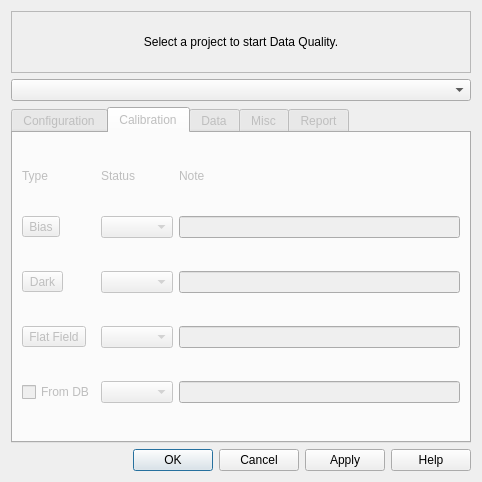
First picture: the form in dataquality.ui, repository tribeiro/soarlog, before the edit.
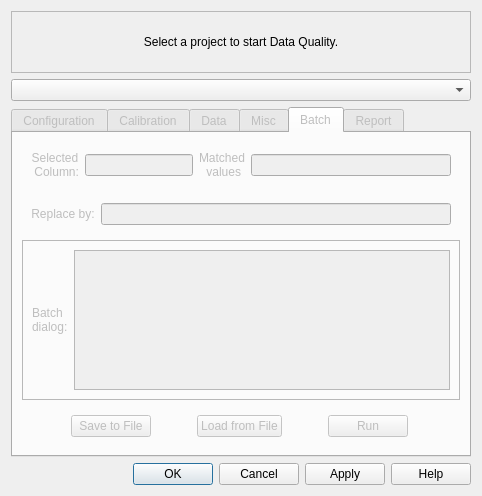
Second picture: the form after the edit. The open tabs and pages were chosen to show the change.

Patch:
```diff
--- a/dataquality.ui
+++ b/dataquality.ui
@@ -7,7 +7,7 @@
     <x>0</x>
     <y>0</y>
     <width>482</width>
-    <height>482</height>
+    <height>496</height>
    </rect>
   </property>
   <property name="sizePolicy">
@@ -142,23 +142,20 @@
          <string>Calibration</string>
         </attribute>
         <layout class="QGridLayout" name="gridLayout_3">
-         <item row="4" column="1">
-          <widget class="QComboBox" name="comboFromDB"/>
-         </item>
-         <item row="1" column="1">
-          <widget class="QComboBox" name="comboBias">
-           <property name="sizePolicy">
-            <sizepolicy hsizetype="Maximum" vsizetype="Fixed">
-             <horstretch>0</horstretch>
-             <verstretch>0</verstretch>
-            </sizepolicy>
-           </property>
-          </widget>
-         </item>
-         <item row="3" column="1">
+         <item row="3" column="2">
           <widget class="QComboBox" name="comboFlatField">
            <property name="sizePolicy">
-            <sizepolicy hsizetype="Maximum" vsizetype="Fixed">
+            <sizepolicy hsizetype="Fixed" vsizetype="Fixed">
+             <horstretch>0</horstretch>
+             <verstretch>0</verstretch>
+            </sizepolicy>
+           </property>
+          </widget>
+         </item>
+         <item row="4" column="2">
+          <widget class="QComboBox" name="comboFromDB">
+           <property name="sizePolicy">
+            <sizepolicy hsizetype="Fixed" vsizetype="Fixed">
              <horstretch>0</horstretch>
              <verstretch>0</verstretch>
             </sizepolicy>
@@ -166,28 +163,38 @@
           </widget>
          </item>
          <item row="1" column="2">
+          <widget class="QComboBox" name="comboBias">
+           <property name="sizePolicy">
+            <sizepolicy hsizetype="Fixed" vsizetype="Fixed">
+             <horstretch>0</horstretch>
+             <verstretch>0</verstretch>
+            </sizepolicy>
+           </property>
+          </widget>
+         </item>
+         <item row="1" column="3">
           <widget class="QLineEdit" name="lineEditBias"/>
          </item>
-         <item row="3" column="2">
+         <item row="3" column="3">
           <widget class="QLineEdit" name="lineEditFlatField"/>
          </item>
-         <item row="4" column="2">
+         <item row="4" column="3">
           <widget class="QLineEdit" name="lineEditFromDB"/>
          </item>
-         <item row="2" column="1">
-          <widget class="QComboBox" name="comboDark">
-           <property name="sizePolicy">
-            <sizepolicy hsizetype="Maximum" vsizetype="Fixed">
-             <horstretch>0</horstretch>
-             <verstretch>0</verstretch>
-            </sizepolicy>
-           </property>
-          </widget>
-         </item>
          <item row="2" column="2">
+          <widget class="QComboBox" name="comboDark">
+           <property name="sizePolicy">
+            <sizepolicy hsizetype="Fixed" vsizetype="Fixed">
+             <horstretch>0</horstretch>
+             <verstretch>0</verstretch>
+            </sizepolicy>
+           </property>
+          </widget>
+         </item>
+         <item row="2" column="3">
           <widget class="QLineEdit" name="lineEditDark"/>
          </item>
-         <item row="0" column="2">
+         <item row="0" column="3">
           <widget class="QLabel" name="label_6">
            <property name="sizePolicy">
             <sizepolicy hsizetype="Preferred" vsizetype="Maximum">
@@ -198,9 +205,12 @@
            <property name="text">
             <string>Note</string>
            </property>
+           <property name="alignment">
+            <set>Qt::AlignCenter</set>
+           </property>
           </widget>
          </item>
-         <item row="0" column="1">
+         <item row="0" column="2">
           <widget class="QLabel" name="label_7">
            <property name="sizePolicy">
             <sizepolicy hsizetype="Preferred" vsizetype="Maximum">
@@ -211,6 +221,9 @@
            <property name="text">
             <string>Status</string>
            </property>
+           <property name="alignment">
+            <set>Qt::AlignCenter</set>
+           </property>
           </widget>
          </item>
          <item row="0" column="0">
@@ -224,10 +237,16 @@
            <property name="text">
             <string>Type</string>
            </property>
+           <property name="alignment">
+            <set>Qt::AlignCenter</set>
+           </property>
           </widget>
          </item>
          <item row="1" column="0">
           <widget class="QToolButton" name="Bias">
+           <property name="layoutDirection">
+            <enum>Qt::LeftToRight</enum>
+           </property>
            <property name="text">
             <string>Bias</string>
            </property>
@@ -372,8 +391,14 @@
           </widget>
          </item>
          <item row="1" column="0">
-          <widget class="QWidget" name="widget" native="true">
-           <layout class="QHBoxLayout" name="horizontalLayout_2">
+          <widget class="QFrame" name="frame_6">
+           <property name="frameShape">
+            <enum>QFrame::StyledPanel</enum>
+           </property>
+           <property name="frameShadow">
+            <enum>QFrame::Raised</enum>
+           </property>
+           <layout class="QHBoxLayout" name="horizontalLayout_8">
             <item>
              <widget class="QLabel" name="label_5">
               <property name="text">
@@ -391,12 +416,21 @@
           </widget>
          </item>
          <item row="2" column="0">
-          <widget class="QWidget" name="widget_2" native="true">
-           <layout class="QHBoxLayout" name="horizontalLayout_4">
-            <item>
-             <widget class="QLabel" name="label_9">
-              <property name="text">
-               <string>Configuration</string>
+          <widget class="QFrame" name="frame_7">
+           <property name="frameShape">
+            <enum>QFrame::StyledPanel</enum>
+           </property>
+           <property name="frameShadow">
+            <enum>QFrame::Raised</enum>
+           </property>
+           <layout class="QGridLayout" name="gridLayout_10">
+            <item row="1" column="2">
+             <widget class="QLineEdit" name="lineEdit_6">
+              <property name="sizePolicy">
+               <sizepolicy hsizetype="MinimumExpanding" vsizetype="Fixed">
+                <horstretch>0</horstretch>
+                <verstretch>0</verstretch>
+               </sizepolicy>
               </property>
              </widget>
             </item>
@@ -481,6 +515,195 @@
               </layout>
              </widget>
             </item>
+            <item row="0" column="0">
+             <widget class="QTableView" name="tableProjectFiles"/>
+            </item>
+           </layout>
+          </widget>
+         </item>
+        </layout>
+       </widget>
+       <widget class="QWidget" name="tab_6">
+        <attribute name="title">
+         <string>Batch</string>
+        </attribute>
+        <layout class="QGridLayout" name="gridLayout_9">
+         <item row="10" column="0">
+          <widget class="QFrame" name="frame_8">
+           <property name="frameShape">
+            <enum>QFrame::StyledPanel</enum>
+           </property>
+           <property name="frameShadow">
+            <enum>QFrame::Raised</enum>
+           </property>
+           <layout class="QHBoxLayout" name="horizontalLayout_13">
+            <item>
+             <widget class="QLabel" name="label_24">
+              <property name="sizePolicy">
+               <sizepolicy hsizetype="Maximum" vsizetype="Preferred">
+                <horstretch>0</horstretch>
+                <verstretch>0</verstretch>
+               </sizepolicy>
+              </property>
+              <property name="text">
+               <string>Batch
+dialog:</string>
+              </property>
+             </widget>
+            </item>
+            <item>
+             <widget class="QTextEdit" name="textEdit_BatchDialog">
+              <property name="enabled">
+               <bool>false</bool>
+              </property>
+              <property name="readOnly">
+               <bool>true</bool>
+              </property>
+             </widget>
+            </item>
+           </layout>
+          </widget>
+         </item>
+         <item row="0" column="0">
+          <widget class="QWidget" name="widget" native="true">
+           <layout class="QHBoxLayout" name="horizontalLayout_2">
+            <item>
+             <widget class="QLabel" name="label_21">
+              <property name="sizePolicy">
+               <sizepolicy hsizetype="Preferred" vsizetype="Maximum">
+                <horstretch>0</horstretch>
+                <verstretch>0</verstretch>
+               </sizepolicy>
+              </property>
+              <property name="text">
+               <string>Selected
+ Column:</string>
+              </property>
+              <property name="alignment">
+               <set>Qt::AlignCenter</set>
+              </property>
+             </widget>
+            </item>
+            <item>
+             <widget class="QLineEdit" name="lineEdit_SelectedCol">
+              <property name="enabled">
+               <bool>false</bool>
+              </property>
+              <property name="sizePolicy">
+               <sizepolicy hsizetype="Maximum" vsizetype="Fixed">
+                <horstretch>0</horstretch>
+                <verstretch>0</verstretch>
+               </sizepolicy>
+              </property>
+             </widget>
+            </item>
+            <item>
+             <widget class="QLabel" name="label_23">
+              <property name="sizePolicy">
+               <sizepolicy hsizetype="Preferred" vsizetype="Maximum">
+                <horstretch>0</horstretch>
+                <verstretch>0</verstretch>
+               </sizepolicy>
+              </property>
+              <property name="text">
+               <string>Matched
+ values</string>
+              </property>
+              <property name="alignment">
+               <set>Qt::AlignCenter</set>
+              </property>
+             </widget>
+            </item>
+            <item>
+             <widget class="QLineEdit" name="lineEdit_ComunVal">
+              <property name="enabled">
+               <bool>false</bool>
+              </property>
+             </widget>
+            </item>
+           </layout>
+          </widget>
+         </item>
+         <item row="1" column="0">
+          <widget class="QWidget" name="widget_2" native="true">
+           <layout class="QHBoxLayout" name="horizontalLayout">
+            <item>
+             <widget class="QLabel" name="label_22">
+              <property name="sizePolicy">
+               <sizepolicy hsizetype="Preferred" vsizetype="Maximum">
+                <horstretch>0</horstretch>
+                <verstretch>0</verstretch>
+               </sizepolicy>
+              </property>
+              <property name="text">
+               <string>Replace by:</string>
+              </property>
+              <property name="alignment">
+               <set>Qt::AlignCenter</set>
+              </property>
+             </widget>
+            </item>
+            <item>
+             <widget class="QLineEdit" name="lineEdit_ReplaceBy">
+              <property name="sizePolicy">
+               <sizepolicy hsizetype="Expanding" vsizetype="Fixed">
+                <horstretch>0</horstretch>
+                <verstretch>0</verstretch>
+               </sizepolicy>
+              </property>
+             </widget>
+            </item>
+           </layout>
+          </widget>
+         </item>
+         <item row="11" column="0">
+          <widget class="QWidget" name="widget_8" native="true">
+           <layout class="QHBoxLayout" name="horizontalLayout_9">
+            <item>
+             <widget class="QPushButton" name="pushButton_save2file">
+              <property name="sizePolicy">
+               <sizepolicy hsizetype="Maximum" vsizetype="Fixed">
+                <horstretch>0</horstretch>
+                <verstretch>0</verstretch>
+               </sizepolicy>
+              </property>
+              <property name="text">
+               <string>Save to File</string>
+              </property>
+             </widget>
+            </item>
+            <item>
+             <widget class="QPushButton" name="pushButton_loadfromfile">
+              <property name="enabled">
+               <bool>false</bool>
+              </property>
+              <property name="sizePolicy">
+               <sizepolicy hsizetype="Maximum" vsizetype="Fixed">
+                <horstretch>0</horstretch>
+                <verstretch>0</verstretch>
+               </sizepolicy>
+              </property>
+              <property name="text">
+               <string>Load from File</string>
+              </property>
+             </widget>
+            </item>
+            <item>
+             <widget class="QPushButton" name="pushButton_RunReplace">
+              <property name="enabled">
+               <bool>false</bool>
+              </property>
+              <property name="sizePolicy">
+               <sizepolicy hsizetype="Maximum" vsizetype="Fixed">
+                <horstretch>0</horstretch>
+                <verstretch>0</verstretch>
+               </sizepolicy>
+              </property>
+              <property name="text">
+               <string>Run</string>
+              </property>
+             </widget>
+            </item>
            </layout>
           </widget>
          </item>
```
Left out of the diff: 313 changed lines with no effect on the pictures.
